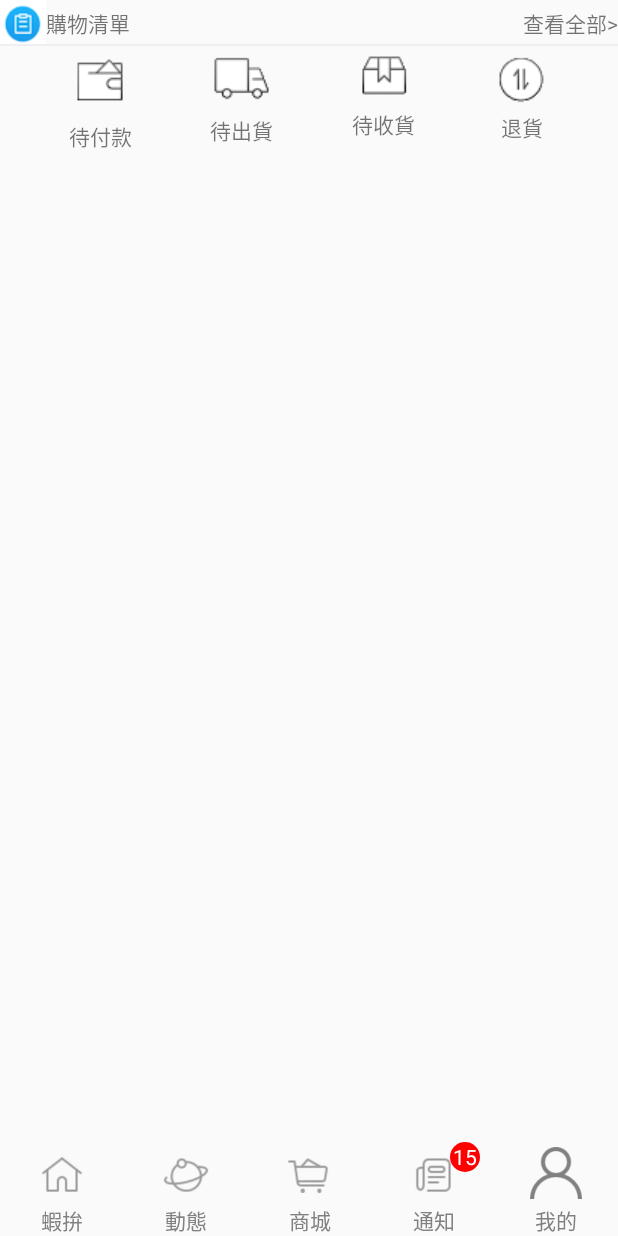
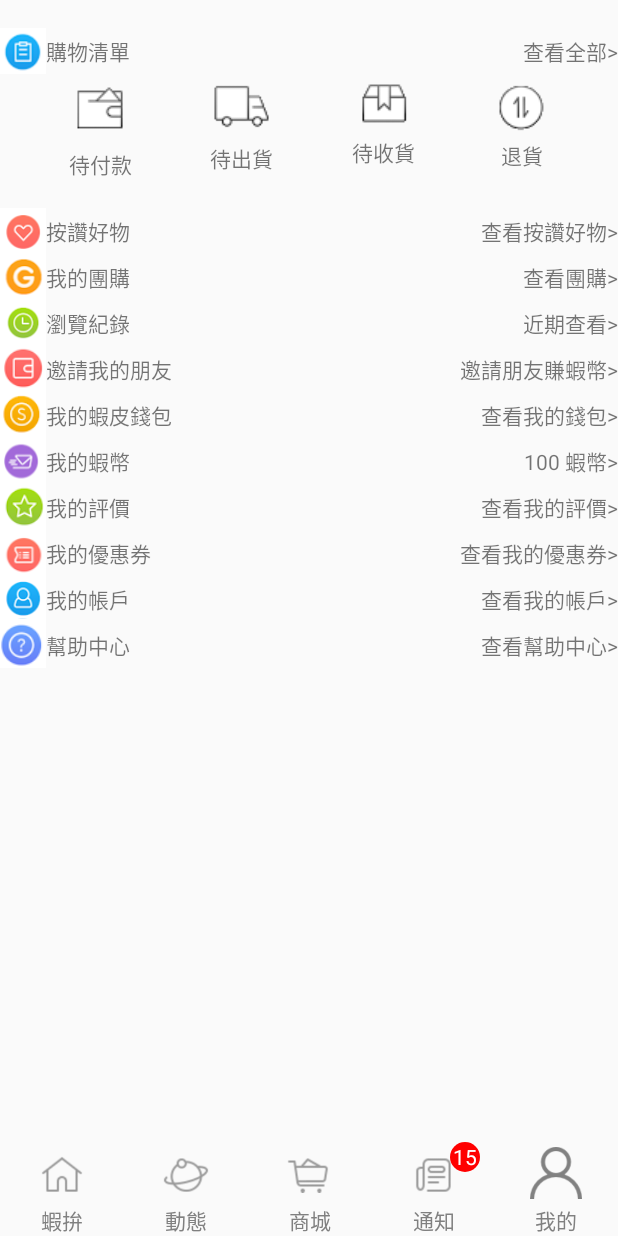
Before and after one commit to ohyeah5566/E-commerceUI, an Android app: the fragment BuyingFragment placed in its activity, on a phone screen of 412 x 824 dp. Run offline under Robolectric (Android 15) with nearby library versions, the phone set to English and light mode, and no system bars; our stand-ins replace ButterKnife.

Commit message:
初步完成購買中的頁面。

```diff
--- /dev/null
+++ b/app/src/main/java/ohyeah5566/ui/ui/MemberRecyclerViewAdapter.java
@@ -0,0 +1,63 @@
+package ohyeah5566.ui.ui;
+
+import android.content.Context;
+import android.support.annotation.NonNull;
+import android.support.v7.widget.RecyclerView;
+import android.view.View;
+import android.view.ViewGroup;
+import android.widget.ImageView;
+import android.widget.TextView;
+
+import com.bumptech.glide.Glide;
+
+import java.util.List;
+
+import butterknife.BindView;
+import butterknife.ButterKnife;
+import ohyeah5566.ui.R;
+
+/**
+ * Created by yiwei on 2018/12/19.
+ */
+public class MemberRecyclerViewAdapter extends RecyclerView.Adapter<MemberRecyclerViewAdapter.ViewHolder> {
+    private List<MemberRecyclerViewItem> list;
+    private Context context;
+
+    public MemberRecyclerViewAdapter(List<MemberRecyclerViewItem> list, Context context) {
+        this.list = list ;
+        this.context = context;
+    }
+
+    @NonNull
+    @Override
+    public ViewHolder onCreateViewHolder(@NonNull ViewGroup parent, int viewType) {
+        View view = View.inflate(parent.getContext(), R.layout.item_minerecyclerview, null);
+        RecyclerView.LayoutParams lp = new RecyclerView.LayoutParams(ViewGroup.LayoutParams.MATCH_PARENT, ViewGroup.LayoutParams.WRAP_CONTENT);
+        view.setLayoutParams(lp);
+        ViewHolder holder = new ViewHolder(view);
+        return holder;
+    }
+
+    @Override
+    public void onBindViewHolder(@NonNull ViewHolder holder, int position) {
+        holder.tvListaction.setText(list.get(position).getActionName());
+        holder.tvListtitle.setText(list.get(position).getTitle());
+        Glide.with(context).load(list.get(position).getImageId()).into(holder.imgvListicon);
+    }
+
+    @Override
+    public int getItemCount() {
+        return list.size();
+    }
+
+    public static class ViewHolder extends RecyclerView.ViewHolder {
+        @BindView(R.id.imgv_listicon) ImageView imgvListicon;
+        @BindView(R.id.tv_listtitle) TextView tvListtitle;
+        @BindView(R.id.tv_listaction) TextView tvListaction;
+
+        public ViewHolder(View itemView) {
+            super(itemView);
+            ButterKnife.bind(this, itemView);
+        }
+    }
+}
--- /dev/null
+++ b/app/src/main/java/ohyeah5566/ui/ui/MemberRecyclerViewItem.java
@@ -0,0 +1,29 @@
+package ohyeah5566.ui.ui;
+
+/**
+ * Created by yiwei on 2018/12/19.
+ */
+public class MemberRecyclerViewItem {
+    int imageId;
+    String title;
+    String actionName;
+// TODO: 2018/12/19 Action  //點擊此View時 要實現的動作。
+
+    public MemberRecyclerViewItem(int imageId, String title, String actionName) {
+        this.imageId = imageId;
+        this.title = title;
+        this.actionName = actionName;
+    }
+
+    public int getImageId() {
+        return imageId;
+    }
+
+    public String getTitle() {
+        return title;
+    }
+
+    public String getActionName() {
+        return actionName;
+    }
+}
--- a/app/src/main/java/ohyeah5566/ui/ui/fragment/BuyingFragment.java
+++ b/app/src/main/java/ohyeah5566/ui/ui/fragment/BuyingFragment.java
@@ -3,37 +3,56 @@
 import android.os.Bundle;
 import android.support.annotation.NonNull;
 import android.support.annotation.Nullable;
-import android.support.constraint.ConstraintLayout;
 import android.support.v4.app.Fragment;
+import android.support.v7.widget.LinearLayoutManager;
 import android.support.v7.widget.RecyclerView;
+import android.util.Log;
 import android.view.LayoutInflater;
 import android.view.View;
 import android.view.ViewGroup;
 
+import java.util.ArrayList;
+import java.util.List;
+
 import butterknife.BindView;
 import butterknife.ButterKnife;
-import butterknife.Unbinder;
 import ohyeah5566.ui.R;
+import ohyeah5566.ui.ui.MemberRecyclerViewAdapter;
+import ohyeah5566.ui.ui.MemberRecyclerViewItem;
 
 /**
  * Created by yiwei on 2018/12/18.
  */
 public class BuyingFragment extends Fragment {
 
-
+    String TAG = "BuyingFragment";
     @BindView(R.id.recyclerview_item) RecyclerView recyclerviewItem;
-    Unbinder unbinder;
+    List<MemberRecyclerViewItem> list = new ArrayList<>();
+    MemberRecyclerViewAdapter memberRecyclerViewAdapter;
 
     @Override
     public View onCreateView(@NonNull LayoutInflater inflater, @Nullable ViewGroup container, @Nullable Bundle savedInstanceState) {
         View rootView = inflater.inflate(R.layout.fragment_buying, container, false);
-        unbinder = ButterKnife.bind(this, rootView);
+        Log.d(TAG,"onCreateView");
+        ButterKnife.bind(this, rootView);
+        iniRecyclerView();
         return rootView;
     }
 
-    @Override
-    public void onDestroyView() {
-        super.onDestroyView();
-        unbinder.unbind();
+    private void iniRecyclerView(){
+        list.add(new MemberRecyclerViewItem(R.drawable.mine_iconlike,"按讚好物","查看按讚好物"));
+        list.add(new MemberRecyclerViewItem(R.drawable.mine_iconbuytogether,"我的團購","查看團購"));
+        list.add(new MemberRecyclerViewItem(R.drawable.mine_iconrecord,"瀏覽紀錄","近期查看"));
+        list.add(new MemberRecyclerViewItem(R.drawable.mine_iconmoneypack,"邀請我的朋友","邀請朋友賺蝦幣"));
+        list.add(new MemberRecyclerViewItem(R.drawable.mine_iconshopbee,"我的蝦皮錢包","查看我的錢包"));
+        list.add(new MemberRecyclerViewItem(R.drawable.mine_iconinvite,"我的蝦幣","100 蝦幣"));
+        list.add(new MemberRecyclerViewItem(R.drawable.mine_iconrating,"我的評價","查看我的評價"));
+        list.add(new MemberRecyclerViewItem(R.drawable.mine_iconcoupon,"我的優惠券","查看我的優惠券"));
+        list.add(new MemberRecyclerViewItem(R.drawable.mine_iconaccount,"我的帳戶","查看我的帳戶"));
+        list.add(new MemberRecyclerViewItem(R.drawable.mine_iconhelp,"幫助中心","查看幫助中心"));
+        memberRecyclerViewAdapter = new MemberRecyclerViewAdapter(list,getContext());
+        recyclerviewItem.setLayoutManager(new LinearLayoutManager(getContext()));
+        recyclerviewItem.setAdapter(memberRecyclerViewAdapter);
     }
+
 }
--- a/app/src/main/res/layout/fragment_buying.xml
+++ b/app/src/main/res/layout/fragment_buying.xml
@@ -5,13 +5,13 @@
     xmlns:app="http://schemas.android.com/apk/res-auto">
     <include
         android:id="@+id/include_buylist"
-        layout="@layout/mine_recycler_item"
+        layout="@layout/item_minerecyclerview"
         android:layout_width="0dp"
         android:layout_height="wrap_content"
         android:layout_marginTop="@dimen/qb_px_50"
         app:layout_constraintLeft_toLeftOf="parent"
         app:layout_constraintRight_toRightOf="parent"
-        app:layout_constraintTop_toBottomOf="@+id/btn_mine_selling" />
+        app:layout_constraintTop_toTopOf="parent" />
 
     <android.support.constraint.ConstraintLayout
         android:id="@+id/constraint_toPay"
--- a/app/src/main/res/layout/mine_recycler_item.xml
+++ b/app/src/main/res/layout/item_minerecyclerview.xml
@@ -39,9 +39,4 @@
         app:layout_constraintBottom_toBottomOf="parent"
         app:layout_constraintRight_toRightOf="parent"/>
 
-    <View
-        android:layout_width="match_parent"
-        android:layout_height="1dp"
-        android:background="#EEEFF0"
-        app:layout_constraintBottom_toBottomOf="parent" />
 </android.support.constraint.ConstraintLayout>
```
